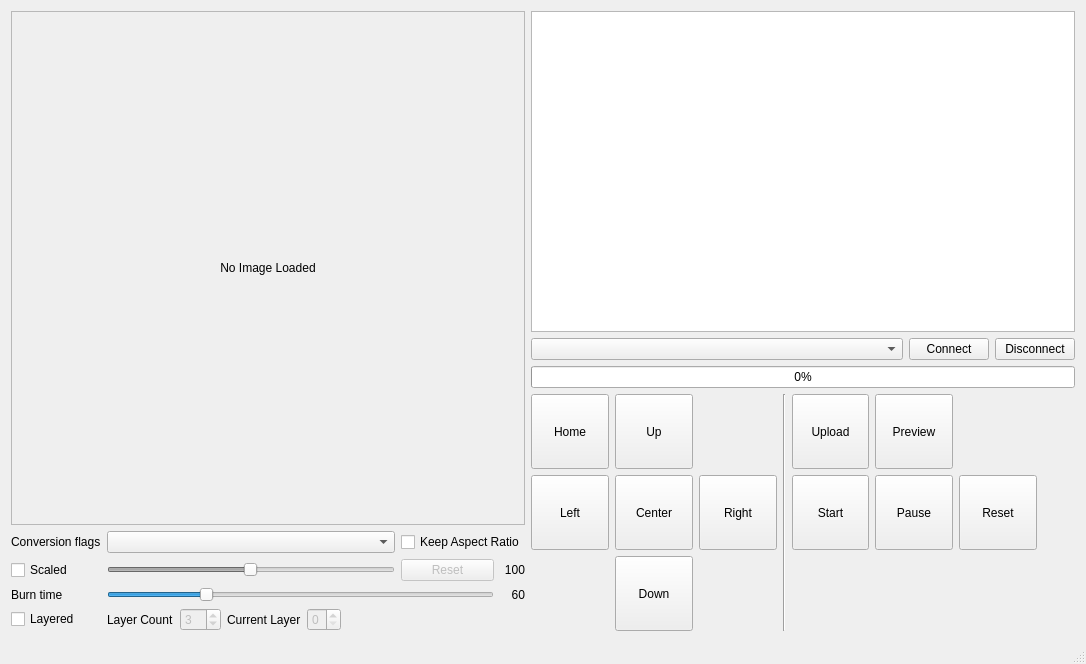
Qt form EzGraverUi/mainwindow.ui (camrein/EzGraver) before a commit.
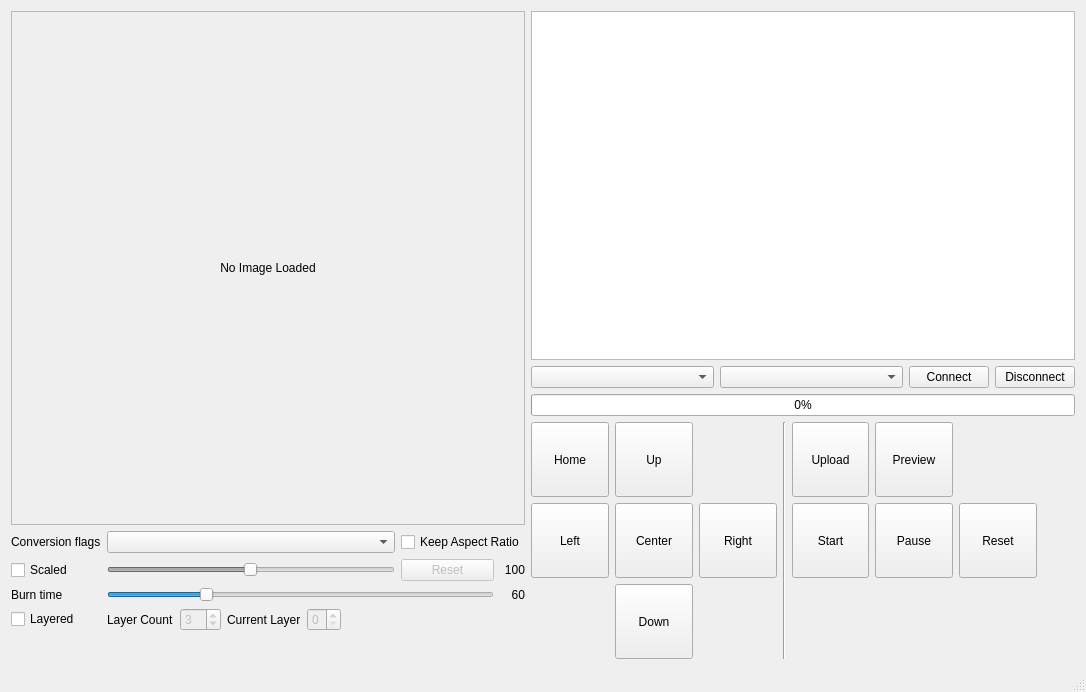
The same form after that commit. Custom widgets are drawn as their Qt base class.

Commit message: Added protocol version selection to UI.

The edit to the form file:
```diff
--- a/EzGraverUi/mainwindow.ui
+++ b/EzGraverUi/mainwindow.ui
@@ -7,7 +7,7 @@
     <x>0</x>
     <y>0</y>
     <width>1086</width>
-    <height>663</height>
+    <height>692</height>
    </rect>
   </property>
   <property name="windowTitle">
@@ -266,6 +266,9 @@
         <item>
          <widget class="QComboBox" name="ports"/>
         </item>
+        <item>
+         <widget class="QComboBox" name="protocolVersion"/>
+        </item>
         <item>
          <widget class="QPushButton" name="connect">
           <property name="sizePolicy">
```
The commit also changes 1 other file.
